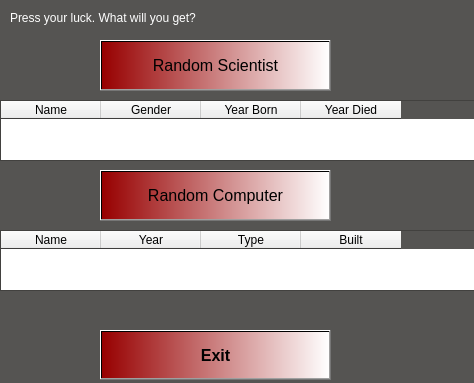
First picture: the form in EndurvinnslustöðATeam/Skil3/Ui/random.ui, repository trunti/verklegtn-m, before the edit.
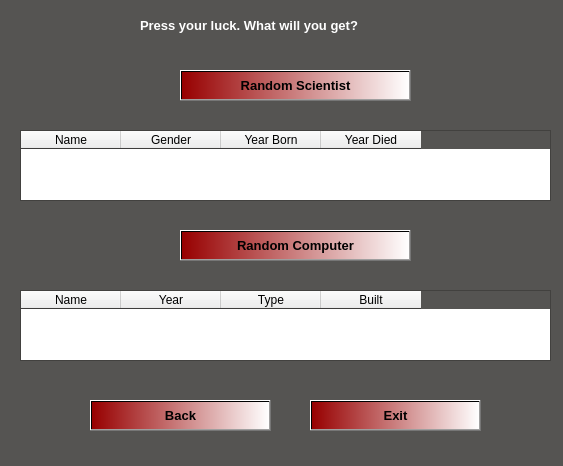
Second picture: the form after the edit. Icons and pictures are not drawn.

The edit to the form file:
```diff
--- a/EndurvinnslustöðATeam/Skil3/Ui/random.ui
+++ b/EndurvinnslustöðATeam/Skil3/Ui/random.ui
@@ -6,8 +6,8 @@
    <rect>
     <x>0</x>
     <y>0</y>
-    <width>474</width>
-    <height>383</height>
+    <width>563</width>
+    <height>466</height>
    </rect>
   </property>
   <property name="palette">
@@ -84,15 +84,17 @@
   <widget class="QPushButton" name="Button_get_random_scient">
    <property name="geometry">
     <rect>
-     <x>100</x>
-     <y>40</y>
+     <x>180</x>
+     <y>70</y>
      <width>231</width>
-     <height>51</height>
+     <height>31</height>
     </rect>
    </property>
    <property name="font">
     <font>
-     <pointsize>12</pointsize>
+     <pointsize>10</pointsize>
+     <weight>75</weight>
+     <bold>true</bold>
     </font>
    </property>
    <property name="styleSheet">
@@ -106,17 +108,17 @@
   <widget class="QPushButton" name="Button_get_random_comp">
    <property name="geometry">
     <rect>
-     <x>100</x>
-     <y>170</y>
+     <x>180</x>
+     <y>230</y>
      <width>231</width>
-     <height>51</height>
+     <height>31</height>
     </rect>
    </property>
    <property name="font">
     <font>
-     <pointsize>12</pointsize>
-     <weight>50</weight>
-     <bold>false</bold>
+     <pointsize>10</pointsize>
+     <weight>75</weight>
+     <bold>true</bold>
     </font>
    </property>
    <property name="styleSheet">
@@ -130,10 +132,10 @@
   <widget class="QTableWidget" name="table_scientists">
    <property name="geometry">
     <rect>
-     <x>0</x>
-     <y>100</y>
-     <width>521</width>
-     <height>61</height>
+     <x>20</x>
+     <y>130</y>
+     <width>531</width>
+     <height>71</height>
     </rect>
    </property>
    <attribute name="verticalHeaderVisible">
@@ -163,10 +165,10 @@
   <widget class="QTableWidget" name="table_computer">
    <property name="geometry">
     <rect>
-     <x>0</x>
-     <y>230</y>
-     <width>521</width>
-     <height>61</height>
+     <x>20</x>
+     <y>290</y>
+     <width>531</width>
+     <height>71</height>
     </rect>
    </property>
    <property name="minimumSize">
@@ -202,12 +204,19 @@
   <widget class="QLabel" name="label">
    <property name="geometry">
     <rect>
-     <x>10</x>
+     <x>140</x>
      <y>10</y>
-     <width>291</width>
-     <height>16</height>
+     <width>301</width>
+     <height>31</height>
     </rect>
    </property>
+   <property name="font">
+    <font>
+     <pointsize>10</pointsize>
+     <weight>75</weight>
+     <bold>true</bold>
+    </font>
+   </property>
    <property name="styleSheet">
     <string notr="true">color: rgb(255, 255, 255);</string>
    </property>
@@ -218,15 +227,38 @@
   <widget class="QPushButton" name="Button_quit">
    <property name="geometry">
     <rect>
-     <x>100</x>
-     <y>330</y>
-     <width>231</width>
-     <height>50</height>
+     <x>90</x>
+     <y>400</y>
+     <width>181</width>
+     <height>31</height>
     </rect>
    </property>
    <property name="font">
     <font>
-     <pointsize>12</pointsize>
+     <pointsize>10</pointsize>
+     <weight>75</weight>
+     <bold>true</bold>
+    </font>
+   </property>
+   <property name="styleSheet">
+    <string notr="true">background-color: qlineargradient(spread:pad, x1:0, y1:0, x2:1, y2:0, stop:0 rgba(151, 0, 0, 255), stop:1 rgba(255, 255, 255, 255));</string>
+   </property>
+   <property name="text">
+    <string>Back</string>
+   </property>
+  </widget>
+  <widget class="QPushButton" name="Button_exit">
+   <property name="geometry">
+    <rect>
+     <x>310</x>
+     <y>400</y>
+     <width>171</width>
+     <height>31</height>
+    </rect>
+   </property>
+   <property name="font">
+    <font>
+     <pointsize>10</pointsize>
      <weight>75</weight>
      <bold>true</bold>
     </font>
```
Left out of the diff: 2 changed lines with no effect on the pictures.
